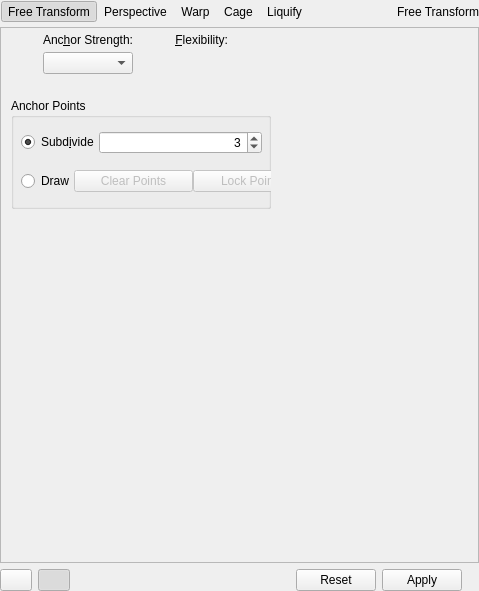
Before: the Qt Designer form plugins/tools/tool_transform2/wdg_tool_transform.ui in KDE/krita, drawn with Qt 5.
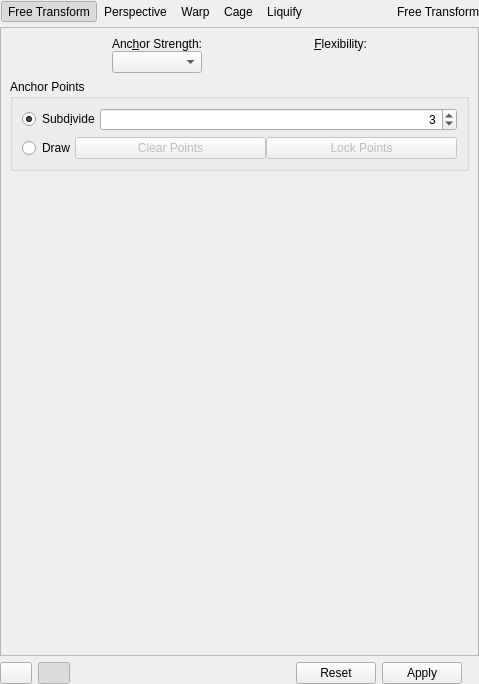
After: the same form once the commit is applied. The open tabs and pages were chosen to show the change. Custom widgets are drawn as their Qt base class.

Commit message: Fix layout of the warp transform tool options pane

The edit to the form file:
```diff
--- a/plugins/tools/tool_transform2/wdg_tool_transform.ui
+++ b/plugins/tools/tool_transform2/wdg_tool_transform.ui
@@ -7,7 +7,7 @@
     <x>0</x>
     <y>0</y>
     <width>479</width>
-    <height>591</height>
+    <height>684</height>
    </rect>
   </property>
   <property name="sizePolicy">
@@ -1372,15 +1372,8 @@
       </layout>
      </widget>
      <widget class="QWidget" name="warpTransformWidget">
-      <widget class="QWidget" name="gridLayoutWidget">
-       <property name="geometry">
-        <rect>
-         <x>10</x>
-         <y>0</y>
-         <width>251</width>
-         <height>51</height>
-        </rect>
-       </property>
+      <layout class="QVBoxLayout" name="verticalLayout_10">
+       <item>
        <layout class="QGridLayout" name="gridLayout_4">
         <property name="horizontalSpacing">
          <number>10</number>
@@ -1453,16 +1446,9 @@
          </widget>
         </item>
        </layout>
-      </widget>
+       </item>
+       <item>
       <widget class="QGroupBox" name="groupBox">
-       <property name="geometry">
-        <rect>
-         <x>10</x>
-         <y>70</y>
-         <width>260</width>
-         <height>111</height>
-        </rect>
-       </property>
        <property name="autoFillBackground">
         <bool>false</bool>
        </property>
@@ -1475,15 +1461,8 @@
        <property name="checkable">
         <bool>false</bool>
        </property>
-       <widget class="QWidget" name="defaultWarpWidget">
-        <property name="geometry">
-         <rect>
-          <x>10</x>
-          <y>30</y>
-          <width>241</width>
-          <height>29</height>
-         </rect>
-        </property>
+         <layout class="QGridLayout" name="gridLayout">
+          <item row="0" column="0">
         <layout class="QHBoxLayout" name="horizontalLayout_7">
          <property name="spacing">
           <number>0</number>
@@ -1536,16 +1515,8 @@
           </widget>
          </item>
         </layout>
-       </widget>
-       <widget class="QWidget" name="drawWarpWidget">
-        <property name="geometry">
-         <rect>
-          <x>10</x>
-          <y>60</y>
-          <width>290</width>
-          <height>47</height>
-         </rect>
-        </property>
+          </item>
+          <item row="1" column="0">
         <layout class="QHBoxLayout" name="horizontalLayout_8">
          <property name="spacing">
           <number>0</number>
@@ -1620,8 +1591,28 @@
           </widget>
          </item>
         </layout>
-       </widget>
-      </widget>
+          </item>
+         </layout>
+        </widget>
+       </item>
+       <item>
+        <spacer name="verticalSpacer_2">
+         <property name="orientation">
+          <enum>Qt::Vertical</enum>
+         </property>
+         <property name="sizeHint" stdset="0">
+          <size>
+           <width>20</width>
+           <height>417</height>
+          </size>
+         </property>
+        </spacer>
+       </item>
+      </layout>
+      <zorder>gridLayoutWidget</zorder>
+      <zorder>groupBox</zorder>
+      <zorder>verticalSpacer_2</zorder>
+      <zorder>customWarpWidget</zorder>
      </widget>
      <widget class="QWidget" name="cageTransformPage">
       <layout class="QVBoxLayout" name="verticalLayout_6">
```
Left out of the diff: 36 changed lines with no effect on the pictures. Lines whose indentation alone changed are shown as unchanged.
